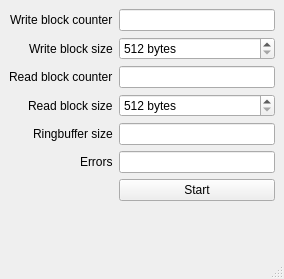
Qt form MainWindow.ui (johnco3/RingBuffer) before a commit.
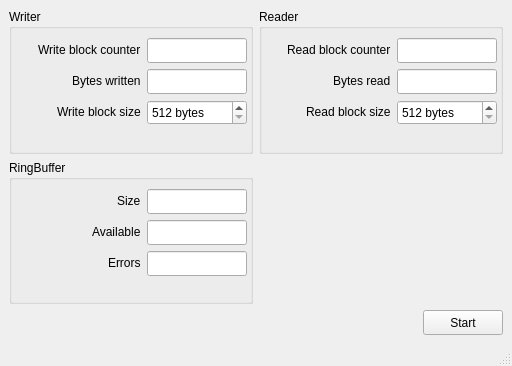
The same form after that commit.

Patch:
```diff
--- a/MainWindow.ui
+++ b/MainWindow.ui
@@ -6,8 +6,8 @@
    <rect>
     <x>0</x>
     <y>0</y>
-    <width>284</width>
-    <height>279</height>
+    <width>512</width>
+    <height>366</height>
    </rect>
   </property>
   <property name="windowTitle">
@@ -16,10 +16,21 @@
   <widget class="QWidget" name="centralwidget">
    <layout class="QHBoxLayout" name="horizontalLayout">
     <item>
+     <layout class="QVBoxLayout" name="verticalLayout">
+      <item>
+       <layout class="QGridLayout" name="gridLayout">
+        <item row="0" column="0">
+         <widget class="QGroupBox" name="groupBox">
+          <property name="title">
+           <string>Writer</string>
+          </property>
      <layout class="QFormLayout" name="formLayout">
       <property name="labelAlignment">
        <set>Qt::AlignRight|Qt::AlignTrailing|Qt::AlignVCenter</set>
       </property>
+           <property name="formAlignment">
+            <set>Qt::AlignRight|Qt::AlignTop|Qt::AlignTrailing</set>
+           </property>
       <item row="0" column="0">
        <widget class="QLabel" name="label">
         <property name="text">
@@ -31,9 +42,101 @@
        </widget>
       </item>
       <item row="0" column="1">
-       <widget class="QLineEdit" name="writeBlockCounter"/>
+            <widget class="QLineEdit" name="writeBlockCounter">
+             <property name="minimumSize">
+              <size>
+               <width>100</width>
+               <height>25</height>
+              </size>
+             </property>
+             <property name="maximumSize">
+              <size>
+               <width>100</width>
+               <height>25</height>
+              </size>
+             </property>
+            </widget>
+           </item>
+           <item row="1" column="0">
+            <widget class="QLabel" name="label_7">
+             <property name="text">
+              <string>Bytes written</string>
+             </property>
+             <property name="alignment">
+              <set>Qt::AlignLeading|Qt::AlignLeft|Qt::AlignVCenter</set>
+             </property>
+            </widget>
+           </item>
+           <item row="1" column="1">
+            <widget class="QLineEdit" name="bytesWritten">
+             <property name="minimumSize">
+              <size>
+               <width>100</width>
+               <height>25</height>
+              </size>
+             </property>
+             <property name="maximumSize">
+              <size>
+               <width>100</width>
+               <height>25</height>
+              </size>
+             </property>
+            </widget>
       </item>
       <item row="2" column="0">
+            <widget class="QLabel" name="label_5">
+             <property name="text">
+              <string>Write block size</string>
+             </property>
+             <property name="alignment">
+              <set>Qt::AlignLeading|Qt::AlignLeft|Qt::AlignVCenter</set>
+             </property>
+            </widget>
+           </item>
+           <item row="2" column="1">
+            <widget class="QSpinBox" name="writeBlockSize">
+             <property name="minimumSize">
+              <size>
+               <width>100</width>
+               <height>25</height>
+              </size>
+             </property>
+             <property name="maximumSize">
+              <size>
+               <width>100</width>
+               <height>25</height>
+              </size>
+             </property>
+             <property name="suffix">
+              <string> bytes</string>
+             </property>
+             <property name="minimum">
+              <number>512</number>
+             </property>
+             <property name="maximum">
+              <number>8192</number>
+             </property>
+             <property name="singleStep">
+              <number>512</number>
+             </property>
+            </widget>
+           </item>
+          </layout>
+         </widget>
+        </item>
+        <item row="0" column="1">
+         <widget class="QGroupBox" name="groupBox_2">
+          <property name="title">
+           <string>Reader</string>
+          </property>
+          <layout class="QFormLayout" name="formLayout_2">
+           <property name="labelAlignment">
+            <set>Qt::AlignRight|Qt::AlignTrailing|Qt::AlignVCenter</set>
+           </property>
+           <property name="formAlignment">
+            <set>Qt::AlignRight|Qt::AlignTop|Qt::AlignTrailing</set>
+           </property>
+           <item row="0" column="0">
        <widget class="QLabel" name="label_2">
         <property name="text">
          <string>Read block counter</string>
@@ -43,33 +146,154 @@
         </property>
        </widget>
       </item>
+           <item row="0" column="1">
+            <widget class="QLineEdit" name="readBlockCounter">
+             <property name="minimumSize">
+              <size>
+               <width>100</width>
+               <height>25</height>
+              </size>
+             </property>
+             <property name="maximumSize">
+              <size>
+               <width>100</width>
+               <height>25</height>
+              </size>
+             </property>
+            </widget>
+           </item>
+           <item row="1" column="0">
+            <widget class="QLabel" name="label_8">
+             <property name="text">
+              <string>Bytes read</string>
+             </property>
+             <property name="alignment">
+              <set>Qt::AlignLeading|Qt::AlignLeft|Qt::AlignVCenter</set>
+             </property>
+            </widget>
+           </item>
+           <item row="1" column="1">
+            <widget class="QLineEdit" name="bytesRead">
+             <property name="minimumSize">
+              <size>
+               <width>100</width>
+               <height>25</height>
+              </size>
+             </property>
+             <property name="maximumSize">
+              <size>
+               <width>100</width>
+               <height>25</height>
+              </size>
+             </property>
+            </widget>
+           </item>
+           <item row="2" column="0">
+            <widget class="QLabel" name="label_6">
+             <property name="text">
+              <string>Read block size</string>
+             </property>
+             <property name="alignment">
+              <set>Qt::AlignLeading|Qt::AlignLeft|Qt::AlignVCenter</set>
+             </property>
+            </widget>
+           </item>
       <item row="2" column="1">
-       <widget class="QLineEdit" name="readBlockCounter"/>
-      </item>
-      <item row="4" column="0">
+            <widget class="QSpinBox" name="readBlockSize">
+             <property name="minimumSize">
+              <size>
+               <width>100</width>
+               <height>25</height>
+              </size>
+             </property>
+             <property name="maximumSize">
+              <size>
+               <width>100</width>
+               <height>25</height>
+              </size>
+             </property>
+             <property name="suffix">
+              <string> bytes</string>
+             </property>
+             <property name="minimum">
+              <number>512</number>
+             </property>
+             <property name="maximum">
+              <number>8192</number>
+             </property>
+             <property name="singleStep">
+              <number>512</number>
+             </property>
+            </widget>
+           </item>
+          </layout>
+         </widget>
+        </item>
+        <item row="1" column="0">
+         <widget class="QGroupBox" name="groupBox_3">
+          <property name="title">
+           <string>RingBuffer</string>
+          </property>
+          <layout class="QFormLayout" name="formLayout_3">
+           <property name="labelAlignment">
+            <set>Qt::AlignRight|Qt::AlignTrailing|Qt::AlignVCenter</set>
+           </property>
+           <property name="formAlignment">
+            <set>Qt::AlignRight|Qt::AlignTop|Qt::AlignTrailing</set>
+           </property>
+           <item row="0" column="0">
+            <widget class="QLabel" name="label_17">
+             <property name="text">
+              <string>Size</string>
+             </property>
+             <property name="alignment">
+              <set>Qt::AlignLeading|Qt::AlignLeft|Qt::AlignVCenter</set>
+             </property>
+            </widget>
+           </item>
+           <item row="0" column="1">
+            <widget class="QLineEdit" name="bufferSize">
+             <property name="minimumSize">
+              <size>
+               <width>100</width>
+               <height>25</height>
+              </size>
+             </property>
+             <property name="maximumSize">
+              <size>
+               <width>100</width>
+               <height>25</height>
+              </size>
+             </property>
+            </widget>
+           </item>
+           <item row="1" column="0">
        <widget class="QLabel" name="label_3">
         <property name="text">
-         <string>Ringbuffer size</string>
+              <string>Available</string>
         </property>
         <property name="alignment">
          <set>Qt::AlignLeading|Qt::AlignLeft|Qt::AlignVCenter</set>
         </property>
        </widget>
       </item>
-      <item row="4" column="1">
-       <widget class="QLineEdit" name="ringBufferSize"/>
-      </item>
-      <item row="6" column="1">
-       <widget class="QPushButton" name="start">
-        <property name="text">
-         <string>Start</string>
+           <item row="1" column="1">
+            <widget class="QLineEdit" name="bufferAvailable">
+             <property name="minimumSize">
+              <size>
+               <width>100</width>
+               <height>25</height>
+              </size>
+             </property>
+             <property name="maximumSize">
+              <size>
+               <width>100</width>
+               <height>25</height>
+              </size>
         </property>
        </widget>
       </item>
-      <item row="5" column="1">
-       <widget class="QLineEdit" name="errorCounter"/>
-      </item>
-      <item row="5" column="0">
+           <item row="2" column="0">
        <widget class="QLabel" name="label_4">
         <property name="text">
          <string>Errors</string>
@@ -79,55 +303,49 @@
         </property>
        </widget>
       </item>
-      <item row="1" column="1">
-       <widget class="QSpinBox" name="writeBlockSize">
-        <property name="suffix">
-         <string> bytes</string>
-        </property>
-        <property name="minimum">
-         <number>512</number>
-        </property>
-        <property name="maximum">
-         <number>8192</number>
-        </property>
-        <property name="singleStep">
-         <number>512</number>
-        </property>
-       </widget>
-      </item>
-      <item row="1" column="0">
-       <widget class="QLabel" name="label_5">
-        <property name="text">
-         <string>Write block size</string>
-        </property>
-        <property name="alignment">
-         <set>Qt::AlignLeading|Qt::AlignLeft|Qt::AlignVCenter</set>
-        </property>
-       </widget>
-      </item>
-      <item row="3" column="1">
-       <widget class="QSpinBox" name="readBlockSize">
-        <property name="suffix">
-         <string> bytes</string>
+           <item row="2" column="1">
+            <widget class="QLineEdit" name="errorCounter">
+             <property name="minimumSize">
+              <size>
+               <width>100</width>
+               <height>25</height>
+              </size>
+             </property>
+             <property name="maximumSize">
+              <size>
+               <width>100</width>
+               <height>25</height>
+              </size>
+             </property>
+            </widget>
+           </item>
+          </layout>
+         </widget>
+        </item>
+       </layout>
+      </item>
+      <item alignment="Qt::AlignRight">
+       <widget class="QPushButton" name="start">
+        <property name="sizePolicy">
+         <sizepolicy hsizetype="Minimum" vsizetype="Fixed">
+          <horstretch>0</horstretch>
+          <verstretch>0</verstretch>
+         </sizepolicy>
         </property>
-        <property name="minimum">
-         <number>512</number>
+        <property name="minimumSize">
+         <size>
+          <width>0</width>
+          <height>25</height>
+         </size>
         </property>
-        <property name="maximum">
-         <number>8192</number>
+        <property name="maximumSize">
+         <size>
+          <width>100</width>
+          <height>25</height>
+         </size>
         </property>
-        <property name="singleStep">
-         <number>512</number>
-        </property>
-       </widget>
-      </item>
-      <item row="3" column="0">
-       <widget class="QLabel" name="label_6">
         <property name="text">
-         <string>Read block size</string>
-        </property>
-        <property name="alignment">
-         <set>Qt::AlignLeading|Qt::AlignLeft|Qt::AlignVCenter</set>
+         <string>Start</string>
         </property>
        </widget>
       </item>
```
Left out of the diff: 4 changed lines with no effect on the pictures. Lines whose indentation alone changed are shown as unchanged.
